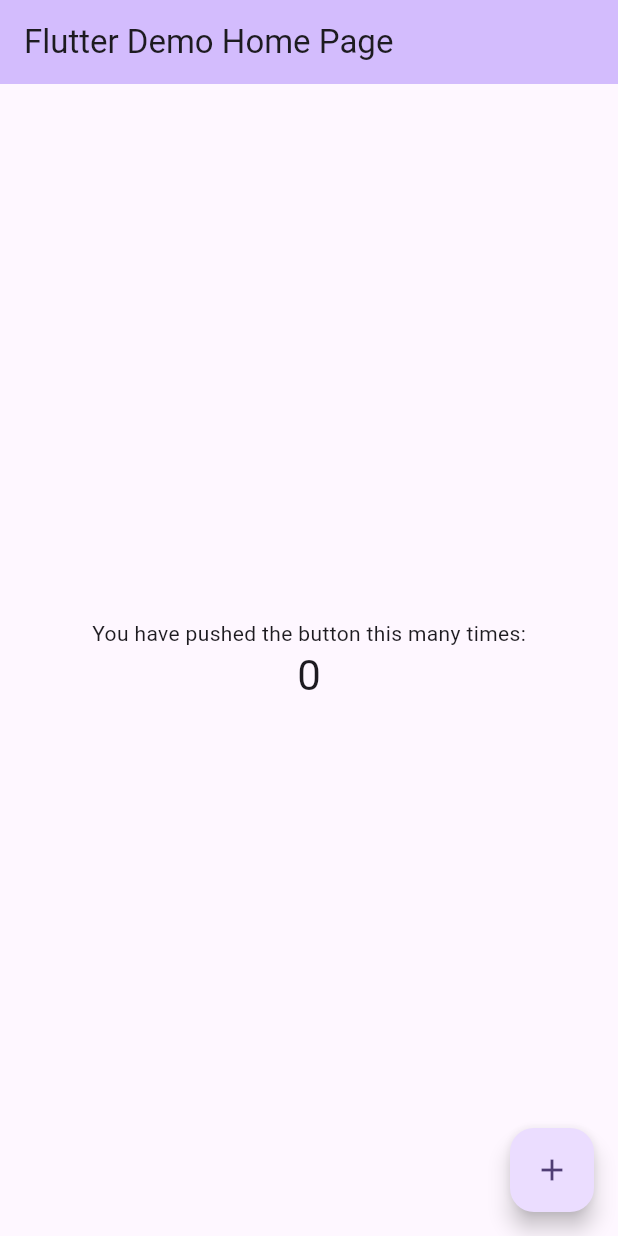
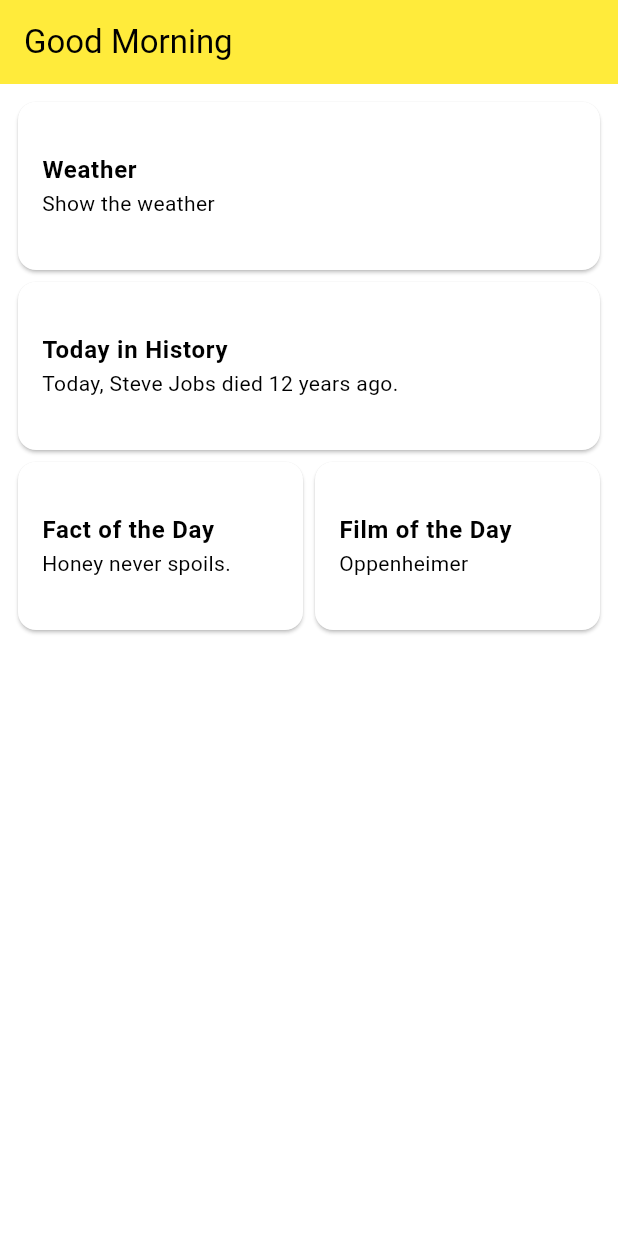
Before and after one commit to gu-tig333-ht23/grupp5, a Flutter app: the screen it shows after launch, on a phone screen of 412 x 824 dp. Run offline on Flutter 3.47's test engine with Material 3 defaults, Android fonts, the phone set to English and light mode, and no system bars.

Commit message:
Created a simple home screen.

```diff
--- a/good_morning/lib/main.dart
+++ b/good_morning/lib/main.dart
@@ -1,4 +1,5 @@
 import 'package:flutter/material.dart';
+import '/ui/home_page.dart';
 
 void main() {
   runApp(const MyApp());
@@ -7,119 +8,29 @@ void main() {
 class MyApp extends StatelessWidget {
   const MyApp({super.key});
 
-  // This widget is the root of your application.
   @override
   Widget build(BuildContext context) {
     return MaterialApp(
-      title: 'Flutter Demo',
-      theme: ThemeData(
-        // This is the theme of your application.
-        //
-        // TRY THIS: Try running your application with "flutter run". You'll see
-        // the application has a blue toolbar. Then, without quitting the app,
-        // try changing the seedColor in the colorScheme below to Colors.green
-        // and then invoke "hot reload" (save your changes or press the "hot
-        // reload" button in a Flutter-supported IDE, or press "r" if you used
-        // the command line to start the app).
-        //
-        // Notice that the counter didn't reset back to zero; the application
-        // state is not lost during the reload. To reset the state, use hot
-        // restart instead.
-        //
-        // This works for code too, not just values: Most code changes can be
-        // tested with just a hot reload.
-        colorScheme: ColorScheme.fromSeed(seedColor: Colors.deepPurple),
-        useMaterial3: true,
-      ),
-      home: const MyHomePage(title: 'Flutter Demo Home Page'),
+      title: 'Good Morning',
+      theme: lightTheme,
+      darkTheme: darkTheme,
+      home: HomePage(),
     );
   }
 }
 
-class MyHomePage extends StatefulWidget {
-  const MyHomePage({super.key, required this.title});
+ThemeData lightTheme = ThemeData(
+  primaryColor: Colors.yellow,
+  colorScheme: const ColorScheme.light(
+    primary: Colors.yellow,
+  ),
+  brightness: Brightness.light,
+);
 
-  // This widget is the home page of your application. It is stateful, meaning
-  // that it has a State object (defined below) that contains fields that affect
-  // how it looks.
-
-  // This class is the configuration for the state. It holds the values (in this
-  // case the title) provided by the parent (in this case the App widget) and
-  // used by the build method of the State. Fields in a Widget subclass are
-  // always marked "final".
-
-  final String title;
-
-  @override
-  State<MyHomePage> createState() => _MyHomePageState();
-}
-
-class _MyHomePageState extends State<MyHomePage> {
-  int _counter = 0;
-
-  void _incrementCounter() {
-    setState(() {
-      // This call to setState tells the Flutter framework that something has
-      // changed in this State, which causes it to rerun the build method below
-      // so that the display can reflect the updated values. If we changed
-      // _counter without calling setState(), then the build method would not be
-      // called again, and so nothing would appear to happen.
-      _counter++;
-    });
-  }
-
-  @override
-  Widget build(BuildContext context) {
-    // This method is rerun every time setState is called, for instance as done
-    // by the _incrementCounter method above.
-    //
-    // The Flutter framework has been optimized to make rerunning build methods
-    // fast, so that you can just rebuild anything that needs updating rather
-    // than having to individually change instances of widgets.
-    return Scaffold(
-      appBar: AppBar(
-        // TRY THIS: Try changing the color here to a specific color (to
-        // Colors.amber, perhaps?) and trigger a hot reload to see the AppBar
-        // change color while the other colors stay the same.
-        backgroundColor: Theme.of(context).colorScheme.inversePrimary,
-        // Here we take the value from the MyHomePage object that was created by
-        // the App.build method, and use it to set our appbar title.
-        title: Text(widget.title),
-      ),
-      body: Center(
-        // Center is a layout widget. It takes a single child and positions it
-        // in the middle of the parent.
-        child: Column(
-          // Column is also a layout widget. It takes a list of children and
-          // arranges them vertically. By default, it sizes itself to fit its
-          // children horizontally, and tries to be as tall as its parent.
-          //
-          // Column has various properties to control how it sizes itself and
-          // how it positions its children. Here we use mainAxisAlignment to
-          // center the children vertically; the main axis here is the vertical
-          // axis because Columns are vertical (the cross axis would be
-          // horizontal).
-          //
-          // TRY THIS: Invoke "debug painting" (choose the "Toggle Debug Paint"
-          // action in the IDE, or press "p" in the console), to see the
-          // wireframe for each widget.
-          mainAxisAlignment: MainAxisAlignment.center,
-          children: <Widget>[
-            const Text(
-              'You have pushed the button this many times:',
-            ),
-            Text(
-              '$_counter',
-              style: Theme.of(context).textTheme.headlineMedium,
-            ),
-          ],
-        ),
-      ),
-      floatingActionButton: FloatingActionButton(
-        onPressed: _incrementCounter,
-        tooltip: 'Increment',
-        child: const Icon(Icons.add),
-      ), // This trailing comma makes auto-formatting nicer for build methods.
-    );
-  }
-}
+ThemeData darkTheme = ThemeData(
+  primaryColor: Colors.deepOrange,
+  colorScheme: const ColorScheme.dark(
+    primary: Colors.deepOrange,
+  ),
+  brightness: Brightness.dark,
+);
--- a/good_morning/lib/ui/home_page.dart
+++ b/good_morning/lib/ui/home_page.dart
@@ -0,0 +1,81 @@
+import 'package:flutter/material.dart';
+
+class HomePage extends StatefulWidget {
+  @override
+  HomePageState createState() => HomePageState();
+}
+
+class HomePageState extends State<HomePage> {
+  @override
+  Widget build(BuildContext context) {
+    return Scaffold(
+      appBar: AppBar(
+        backgroundColor: Theme.of(context).colorScheme.primary,
+        title: const Text('Good Morning'),
+      ),
+      body: Padding(
+        padding: const EdgeInsets.all(8.0),
+        child: ListView(
+          children: [
+            _buildFullCard('Weather', 'Show the weather', () {
+              // Add call to the Weather screen
+              print('Navigating to Weather Screen');
+            }),
+            _buildFullCard(
+                'Today in History', 'Today, Steve Jobs died 12 years ago.', () {
+              // Add call to the Today in History screen
+              print('Navigating to Today in History Screen');
+            }),
+            Row(
+              children: [
+                Expanded(
+                    child: _buildHalfCard(
+                        'Fact of the Day', 'Honey never spoils.', () {
+                  // Add call to the Fact of the Day screen
+                  print('Navigating to Fact of the Day Screen');
+                })),
+                Expanded(
+                    child: _buildHalfCard('Film of the Day', 'Oppenheimer', () {
+                  // Add call to the Film of the Day screen.
+                  print('Navigating to Film of the Day Screen');
+                })),
+              ],
+            ),
+          ],
+        ),
+      ),
+    );
+  }
+
+  Widget _buildFullCard(
+      String title, String description, Function onTapAction) {
+    return Card(
+      color: Theme.of(context).cardColor,
+      child: ListTile(
+        contentPadding:
+            const EdgeInsets.symmetric(vertical: 20.0, horizontal: 16.0),
+        title: Text(title, style: const TextStyle(fontWeight: FontWeight.bold)),
+        subtitle: Text(description),
+        onTap: () {
+          onTapAction.call();
+        },
+      ),
+    );
+  }
+
+  Widget _buildHalfCard(
+      String title, String description, Function onTapAction) {
+    return Card(
+      color: Theme.of(context).cardColor,
+      child: ListTile(
+        contentPadding:
+            const EdgeInsets.symmetric(vertical: 20.0, horizontal: 16.0),
+        title: Text(title, style: const TextStyle(fontWeight: FontWeight.bold)),
+        subtitle: Text(description),
+        onTap: () {
+          onTapAction.call();
+        },
+      ),
+    );
+  }
+}
```
Also changed, not shown: good_morning/pubspec.lock.
